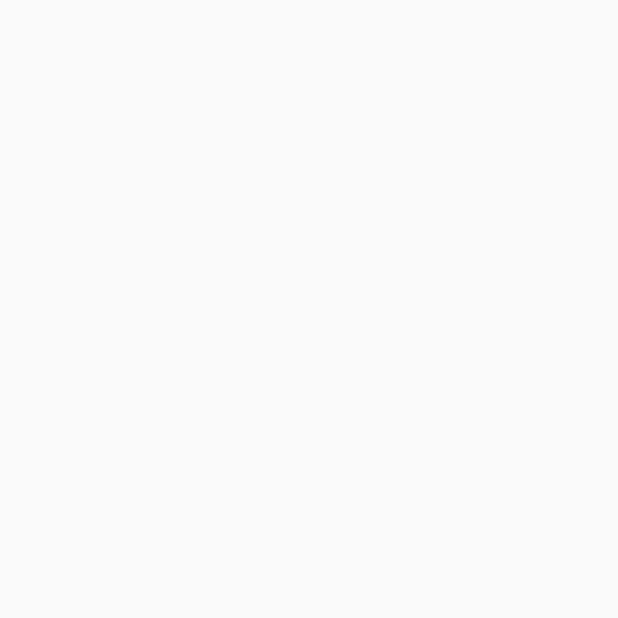
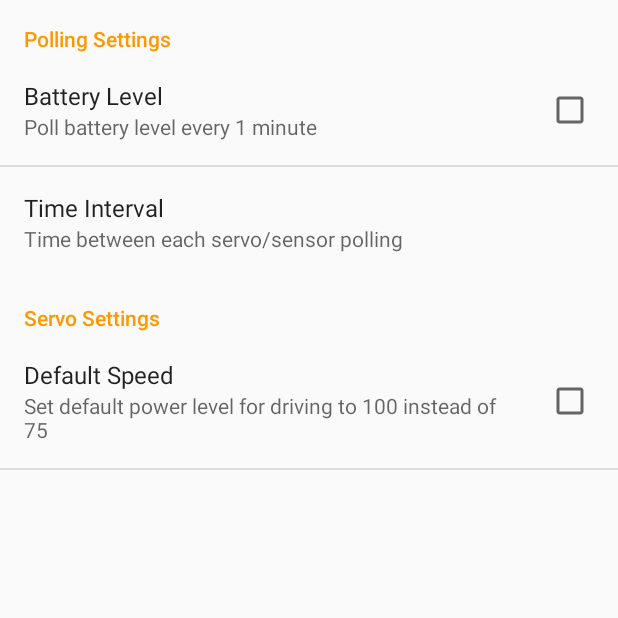
Before and after one commit to kszalai/NXT-Controller, an Android app: the EditPreferences screen opened directly, with no data from a screen before it, on a phone screen of 412 x 824 dp, the top half of it. Before the commit the part shown is empty. Run offline under Robolectric (Android 15) with nearby library versions, the phone set to English and light mode, and no system bars.

Commit message:
SharedDefaultPreferences Started
Changed label in manifest
Added Preference reading in DirectionalDriveFragment
Modified a bunch of stuff in EditPreferences
Removed onResume in MainActivity
Only uses 1 preference xml file

```diff
--- a/app/src/main/AndroidManifest.xml
+++ b/app/src/main/AndroidManifest.xml
@@ -30,7 +30,7 @@
         </activity>
         <activity
             android:name=".EditPreferences"
-            android:label="@string/app_name" />
+            android:label="@string/action_preferences" />
     </application>
 
 </manifest>
--- a/app/src/main/java/roy/NXT_Control/EditPreferences.java
+++ b/app/src/main/java/roy/NXT_Control/EditPreferences.java
@@ -1,11 +1,13 @@
 package roy.NXT_Control;
 
+import android.content.Context;
+import android.content.SharedPreferences;
 import android.os.Bundle;
+import android.preference.CheckBoxPreference;
+import android.preference.ListPreference;
 import android.preference.PreferenceActivity;
 import android.preference.PreferenceFragment;
 import android.preference.PreferenceManager;
-import android.util.Log;
-import android.widget.Button;
 
 import java.util.List;
 
@@ -14,25 +16,20 @@ public class EditPreferences extends PreferenceActivity{
     @Override
     protected void onCreate(Bundle savedInstanceState) {
         super.onCreate(savedInstanceState);
+        getFragmentManager().beginTransaction().replace(android.R.id.content, new MyPreferenceFragment()).commit();
+        PreferenceManager.setDefaultValues(this,R.xml.preferences,false);
     }
 
-    /**
-     * Populate the activity with the top-level headers.
-     */
-    @Override
-    public void onBuildHeaders(List<Header> target) {
-        loadHeadersFromResource(R.xml.preference_headers, target);
-    }
-
-    public static class PollingFragment extends PreferenceFragment{
+    public static class MyPreferenceFragment extends PreferenceFragment{
         @Override
         public void onCreate(Bundle savedInstanceState) {
             super.onCreate(savedInstanceState);
-
-            PreferenceManager.setDefaultValues(getActivity(),R.xml.preference_polling, false);
-
-            addPreferencesFromResource(R.xml.preference_polling);
+            addPreferencesFromResource(R.xml.preferences);
         }
     }
 
+    @Override
+    public void onBackPressed() {
+        super.onBackPressed();
+    }
 }
--- /dev/null
+++ b/app/src/main/res/values/array.xml
@@ -0,0 +1,14 @@
+<?xml version="1.0" encoding="utf-8"?>
+<resources>
+    <string-array name="timeIntervalArray">
+        <item>1 minute</item>
+        <item>2 minutes</item>
+        <item>Never</item>
+    </string-array>
+
+    <string-array name="timeIntervalArrayValues">
+        <item>1</item>
+        <item>2</item>
+        <item>3</item>
+    </string-array>
+</resources>
--- a/app/src/main/res/values/strings.xml
+++ b/app/src/main/res/values/strings.xml
@@ -30,12 +30,16 @@
     <string name="sensorDialog">Select NXT Sensor Type</string>
 
     <!-- Preferences -->
-    <string name="pref_battery">Poll battery level every 1 minute</string>
-    <string name="pref_speed">Set default power level for driving to 100 instead of 75</string>
+    <string name="pref_battery">Battery Level</string>
+    <string name="pref_batterySummary">Poll battery level every 1 minute</string>
+    <string name="pref_speed">Default Speed</string>
+    <string name="pref_speedSummary">Set default power level for driving to 100 instead of 75</string>
+    <string name="pref_interval">Time Interval</string>
+    <string name="pref_intervalSummary">Time between each servo/sensor polling</string>
 
     <!-- Preferences Headers -->
     <string name="prefsect_polling">Polling Settings</string>
-    <string name="prefsect_polling_summary">How often to poll the different sensors/servos</string>
+    <string name="prefsect_pollingSummary">How often to poll the different sensors/servos</string>
     <string name="prefsect_servo">Servo Settings</string>
-    <string name="prefsect_servo_summary">Settings to control default stuff for the servos</string>
+    <string name="prefsect_servoSummary">Settings to control default stuff for the servos</string>
 </resources>
--- a/app/src/main/res/xml/preference_headers.xml
+++ /dev/null
@@ -1,6 +0,0 @@
-<?xml version="1.0" encoding="utf-8"?>
-<preference-headers xmlns:android="http://schemas.android.com/apk/res/android">
-
-    <header android:fragment="roy.NXT_Control.EditPreferences$PollingFragment"/>
-
-</preference-headers>
--- a/app/src/main/res/xml/preference_polling.xml
+++ /dev/null
@@ -1,12 +0,0 @@
-<?xml version="1.0" encoding="utf-8"?>
-<PreferenceScreen xmlns:android="http://schemas.android.com/apk/res/android">
-
-    <CheckBoxPreference
-        android:key="checkbox"
-        android:title="Battery Level"
-        android:summary="@string/pref_battery" />
-    <CheckBoxPreference
-        android:key="checkbox"
-        android:title="Default Speed"
-        android:summary="@string/pref_speed" />
-</PreferenceScreen>
--- /dev/null
+++ b/app/src/main/res/xml/preferences.xml
@@ -0,0 +1,34 @@
+<?xml version="1.0" encoding="utf-8"?>
+<PreferenceScreen xmlns:android="http://schemas.android.com/apk/res/android">
+    <PreferenceCategory
+        android:title="@string/prefsect_polling"
+        android:summary="@string/prefsect_pollingSummary">
+
+        <CheckBoxPreference
+            android:key="batteryCheckBox"
+            android:title="@string/pref_battery"
+            android:summary="@string/pref_batterySummary"
+            android:defaultValue="false" />
+
+        <ListPreference
+            android:key="timeIntervalListPref"
+            android:title="@string/pref_interval"
+            android:summary="@string/pref_intervalSummary"
+            android:entries="@array/timeIntervalArray"
+            android:entryValues="@array/timeIntervalArrayValues"/>
+
+    </PreferenceCategory>
+
+    <PreferenceCategory
+        android:title="@string/prefsect_servo"
+        android:summary="@string/prefsect_servoSummary">
+
+        <CheckBoxPreference
+            android:key="speedCheckbox"
+            android:title="@string/pref_speed"
+            android:summary="@string/pref_speedSummary"
+            android:defaultValue="false" />
+
+    </PreferenceCategory>
+
+</PreferenceScreen>
```
Also changed, not shown: app/src/main/java/roy/NXT_Control/DirectionalDriveFragment.java (+30 -4 lines), app/src/main/java/roy/NXT_Control/MainActivity.java (+0 -8 lines).
